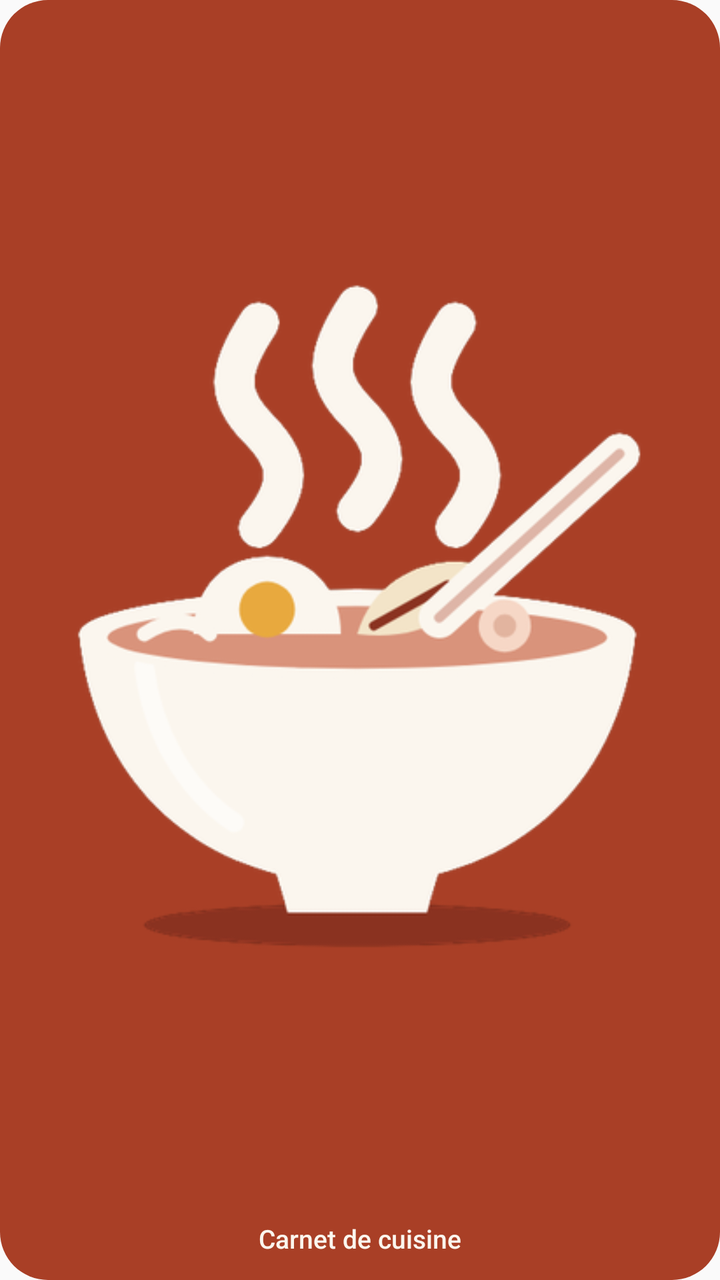
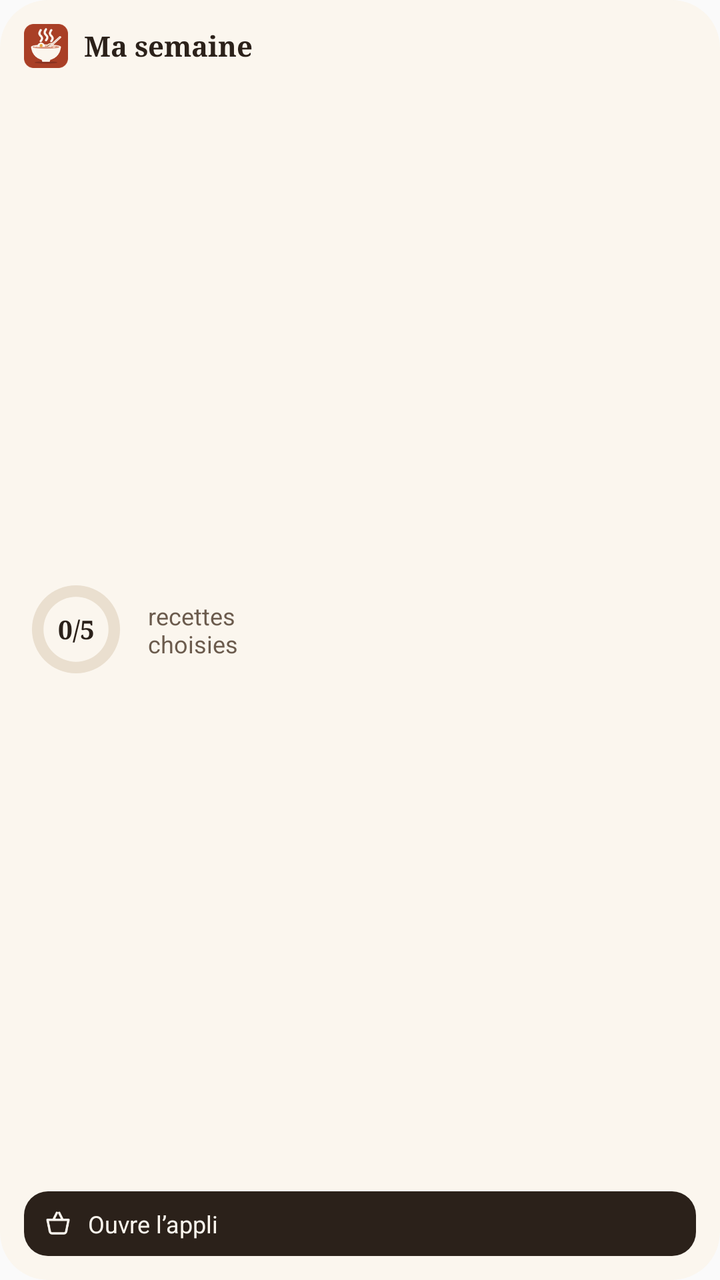

Screens rendered from an Android XML layout before and after an edit, with the pre-edit source and the edit as a unified diff.
<!-- AndroidManifest.xml: application theme AppTheme -->
<!-- res/layout/widget_launcher.xml -->
<?xml version="1.0" encoding="utf-8"?>
<FrameLayout xmlns:android="http://schemas.android.com/apk/res/android"
    android:id="@+id/widget_root"
    android:layout_width="match_parent"
    android:layout_height="match_parent"
    android:background="@drawable/widget_bg"
    android:padding="12dp">

    <LinearLayout
        android:layout_width="match_parent"
        android:layout_height="match_parent"
        android:gravity="center"
        android:orientation="vertical">

        <ImageView
            android:id="@+id/widget_logo"
            android:layout_width="match_parent"
            android:layout_height="0dp"
            android:layout_weight="1"
            android:contentDescription="@string/app_name"
            android:scaleType="fitCenter"
            android:src="@drawable/widget_logo" />

        <TextView
            android:id="@+id/widget_name"
            android:layout_width="wrap_content"
            android:layout_height="wrap_content"
            android:layout_marginTop="6dp"
            android:ellipsize="end"
            android:fontFamily="sans-serif-medium"
            android:gravity="center"
            android:maxLines="1"
            android:text="@string/app_name"
            android:textColor="#FBF6EE"
            android:textSize="13sp" />
    </LinearLayout>
</FrameLayout>
<!-- resources referenced by this layout -->
<resources>
  <!-- drawable widget_bg (drawable) -->
  <?xml version="1.0" encoding="utf-8"?>
  <shape xmlns:android="http://schemas.android.com/apk/res/android" android:shape="rectangle">
      <solid android:color="#A93F26" />
      <corners android:radius="24dp" />
  </shape>
  <!-- drawable widget_logo: png bitmap (drawable-nodpi, 54753 bytes) -->
  <string name="app_name">Carnet de cuisine</string>
  <style name="AppTheme" parent="Theme.AppCompat.Light.DarkActionBar">
          
          <item name="colorPrimary">@color/colorPrimary</item>
          <item name="colorPrimaryDark">@color/colorPrimaryDark</item>
          <item name="colorAccent">@color/colorAccent</item>
      </style>
</resources>

<!-- the commit's change to res/layout/widget_launcher.xml (unified diff, before → after) -->
@@ -9,29 +9,102 @@
     <LinearLayout
         android:layout_width="match_parent"
         android:layout_height="match_parent"
-        android:gravity="center"
         android:orientation="vertical">
 
-        <ImageView
-            android:id="@+id/widget_logo"
+        <LinearLayout
+            android:layout_width="match_parent"
+            android:layout_height="wrap_content"
+            android:gravity="center_vertical"
+            android:orientation="horizontal">
+
+            <ImageView
+                android:layout_width="22dp"
+                android:layout_height="22dp"
+                android:contentDescription="@string/app_name"
+                android:src="@drawable/widget_icon" />
+
+            <TextView
+                android:layout_width="wrap_content"
+                android:layout_height="wrap_content"
+                android:layout_marginStart="8dp"
+                android:fontFamily="serif"
+                android:maxLines="1"
+                android:text="@string/widget_week_title"
+                android:textColor="#2B211A"
+                android:textSize="14sp"
+                android:textStyle="bold" />
+        </LinearLayout>
+
+        <LinearLayout
             android:layout_width="match_parent"
             android:layout_height="0dp"
             android:layout_weight="1"
-            android:contentDescription="@string/app_name"
-            android:scaleType="fitCenter"
-            android:src="@drawable/widget_logo" />
+            android:gravity="center_vertical"
+            android:orientation="horizontal">
 
-        <TextView
-            android:id="@+id/widget_name"
-            android:layout_width="wrap_content"
+            <FrameLayout
+                android:layout_width="52dp"
+                android:layout_height="52dp">
+
+                <ProgressBar
+                    android:id="@+id/widget_ring"
+                    style="?android:attr/progressBarStyleHorizontal"
+                    android:layout_width="match_parent"
+                    android:layout_height="match_parent"
+                    android:indeterminate="false"
+                    android:max="5"
+                    android:progress="0"
+                    android:progressDrawable="@drawable/widget_ring" />
+
+                <TextView
+                    android:id="@+id/widget_ring_text"
+                    android:layout_width="match_parent"
+                    android:layout_height="match_parent"
+                    android:fontFamily="serif"
+                    android:gravity="center"
+                    android:text="0/5"
+                    android:textColor="#2B211A"
+                    android:textSize="13sp"
+                    android:textStyle="bold" />
+            </FrameLayout>
+
+            <TextView
+                android:id="@+id/widget_week_label"
+                android:layout_width="wrap_content"
+                android:layout_height="wrap_content"
+                android:layout_marginStart="10dp"
+                android:text="@string/widget_week_label"
+                android:textColor="#6B5B4D"
+                android:textSize="12sp" />
+        </LinearLayout>
+
+        <LinearLayout
+            android:layout_width="match_parent"
             android:layout_height="wrap_content"
-            android:layout_marginTop="6dp"
-            android:ellipsize="end"
-            android:fontFamily="sans-serif-medium"
-            android:gravity="center"
-            android:maxLines="1"
-            android:text="@string/app_name"
-            android:textColor="#FBF6EE"
-            android:textSize="13sp" />
+            android:background="@drawable/widget_bar_bg"
+            android:gravity="center_vertical"
+            android:orientation="horizontal"
+            android:paddingStart="10dp"
+            android:paddingTop="8dp"
+            android:paddingEnd="10dp"
+            android:paddingBottom="8dp">
+
+            <ImageView
+                android:layout_width="14dp"
+                android:layout_height="14dp"
+                android:importantForAccessibility="no"
+                android:src="@drawable/ic_widget_basket" />
+
+            <TextView
+                android:id="@+id/widget_list_text"
+                android:layout_width="wrap_content"
+                android:layout_height="wrap_content"
+                android:layout_marginStart="8dp"
+                android:ellipsize="end"
+                android:maxLines="1"
+                android:text="@string/widget_open"
+                android:textColor="#FBF6EE"
+                android:textSize="12sp" />
+        </LinearLayout>
     </LinearLayout>
 </FrameLayout>
<!-- resource entries referenced after the edit -->
@@ -1,13 +1,47 @@
 <!-- resources referenced by this layout -->
 <resources>
+  <!-- drawable ic_widget_basket (drawable) -->
+  <?xml version="1.0" encoding="utf-8"?>
+  <vector xmlns:android="http://schemas.android.com/apk/res/android"
+      android:width="24dp" android:height="24dp" android:viewportWidth="24" android:viewportHeight="24">
+      <path android:pathData="M3,9h18l-2,10a2,2 0,0 1,-2 1.6H7A2,2 0,0 1,5 19z"
+          android:strokeColor="#FBF6EE" android:strokeWidth="2" android:strokeLineJoin="round" android:fillColor="#00000000" />
+      <path android:pathData="M8,9l3,-6M16,9l-3,-6"
+          android:strokeColor="#FBF6EE" android:strokeWidth="2" android:strokeLineCap="round" android:fillColor="#00000000" />
+  </vector>
+  <!-- drawable widget_bar_bg (drawable) -->
+  <?xml version="1.0" encoding="utf-8"?>
+  <shape xmlns:android="http://schemas.android.com/apk/res/android" android:shape="rectangle">
+      <solid android:color="#2B211A" />
+      <corners android:radius="12dp" />
+  </shape>
   <!-- drawable widget_bg (drawable) -->
   <?xml version="1.0" encoding="utf-8"?>
   <shape xmlns:android="http://schemas.android.com/apk/res/android" android:shape="rectangle">
-      <solid android:color="#A93F26" />
+      <solid android:color="#FBF6EE" />
       <corners android:radius="24dp" />
   </shape>
-  <!-- drawable widget_logo: png bitmap (drawable-nodpi, 54753 bytes) -->
+  <!-- drawable widget_icon: png bitmap (drawable-nodpi, 8878 bytes) -->
+  <!-- drawable widget_ring (drawable) -->
+  <?xml version="1.0" encoding="utf-8"?>
+  <layer-list xmlns:android="http://schemas.android.com/apk/res/android">
+      <item android:id="@android:id/background">
+          <shape android:shape="ring" android:innerRadiusRatio="3.2" android:thicknessRatio="9" android:useLevel="false">
+              <solid android:color="#EADFCF" />
+          </shape>
+      </item>
+      <item android:id="@android:id/progress">
+          <rotate android:fromDegrees="270" android:toDegrees="270" android:pivotX="50%" android:pivotY="50%">
+              <shape android:shape="ring" android:innerRadiusRatio="3.2" android:thicknessRatio="9" android:useLevel="true">
+                  <solid android:color="#A93F26" />
+              </shape>
+          </rotate>
+      </item>
+  </layer-list>
   <string name="app_name">Carnet de cuisine</string>
+  <string name="widget_open">Ouvre l’appli</string>
+  <string name="widget_week_label">recettes\nchoisies</string>
+  <string name="widget_week_title">Ma semaine</string>
   <style name="AppTheme" parent="Theme.AppCompat.Light.DarkActionBar">
           
           <item name="colorPrimary">@color/colorPrimary</item>
